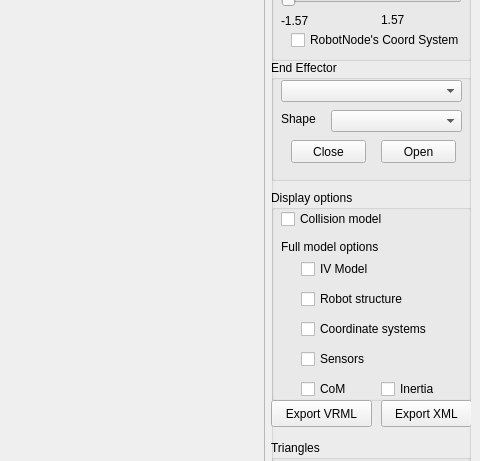
Qt form VirtualRobot/examples/RobotViewer/RobotViewer.ui (softbankrobotics-research/Simox) before a commit; both pictures show x 634 to 1114 and y 279 to 740 of the 1114 by 855 pixel window.
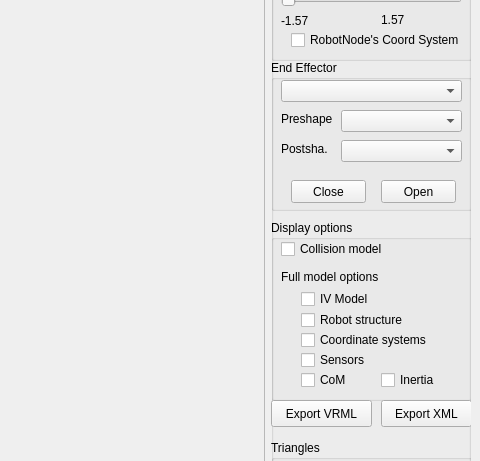
The same form after that commit.

```diff
--- a/VirtualRobot/examples/RobotViewer/RobotViewer.ui
+++ b/VirtualRobot/examples/RobotViewer/RobotViewer.ui
@@ -53,9 +53,9 @@
        <property name="geometry">
         <rect>
          <x>0</x>
-         <y>460</y>
+         <y>490</y>
          <width>201</width>
-         <height>211</height>
+         <height>181</height>
         </rect>
        </property>
        <property name="title">
@@ -78,7 +78,7 @@
         <property name="geometry">
          <rect>
           <x>30</x>
-          <y>99</y>
+          <y>90</y>
           <width>131</width>
           <height>20</height>
          </rect>
@@ -91,7 +91,7 @@
         <property name="geometry">
          <rect>
           <x>30</x>
-          <y>129</y>
+          <y>110</y>
           <width>131</width>
           <height>20</height>
          </rect>
@@ -130,7 +130,7 @@
         <property name="geometry">
          <rect>
           <x>30</x>
-          <y>189</y>
+          <y>150</y>
           <width>71</width>
           <height>20</height>
          </rect>
@@ -143,7 +143,7 @@
         <property name="geometry">
          <rect>
           <x>110</x>
-          <y>189</y>
+          <y>150</y>
           <width>81</width>
           <height>20</height>
          </rect>
@@ -156,7 +156,7 @@
         <property name="geometry">
          <rect>
           <x>30</x>
-          <y>159</y>
+          <y>130</y>
           <width>131</width>
           <height>20</height>
          </rect>
@@ -343,7 +343,7 @@
          <x>0</x>
          <y>330</y>
          <width>201</width>
-         <height>121</height>
+         <height>151</height>
         </rect>
        </property>
        <property name="title">
@@ -363,7 +363,7 @@
         <property name="geometry">
          <rect>
           <x>20</x>
-          <y>80</y>
+          <y>120</y>
           <width>75</width>
           <height>23</height>
          </rect>
@@ -376,7 +376,7 @@
         <property name="geometry">
          <rect>
           <x>110</x>
-          <y>80</y>
+          <y>120</y>
           <width>75</width>
           <height>23</height>
          </rect>
@@ -388,9 +388,9 @@
        <widget class="QComboBox" name="comboBoxEndEffectorPS">
         <property name="geometry">
          <rect>
-          <x>60</x>
+          <x>70</x>
           <y>50</y>
-          <width>131</width>
+          <width>121</width>
           <height>22</height>
          </rect>
         </property>
@@ -400,12 +400,35 @@
          <rect>
           <x>10</x>
           <y>50</y>
-          <width>51</width>
+          <width>61</width>
           <height>17</height>
          </rect>
         </property>
         <property name="text">
-         <string>Shape</string>
+         <string>Preshape</string>
+        </property>
+       </widget>
+       <widget class="QComboBox" name="comboBoxEndEffectorPS_2">
+        <property name="geometry">
+         <rect>
+          <x>70</x>
+          <y>80</y>
+          <width>121</width>
+          <height>22</height>
+         </rect>
+        </property>
+       </widget>
+       <widget class="QLabel" name="label_6">
+        <property name="geometry">
+         <rect>
+          <x>10</x>
+          <y>80</y>
+          <width>71</width>
+          <height>17</height>
+         </rect>
+        </property>
+        <property name="text">
+         <string>Postsha.</string>
         </property>
        </widget>
       </widget>
```
Left out of the diff: 2 changed lines with no effect on the pictures.
